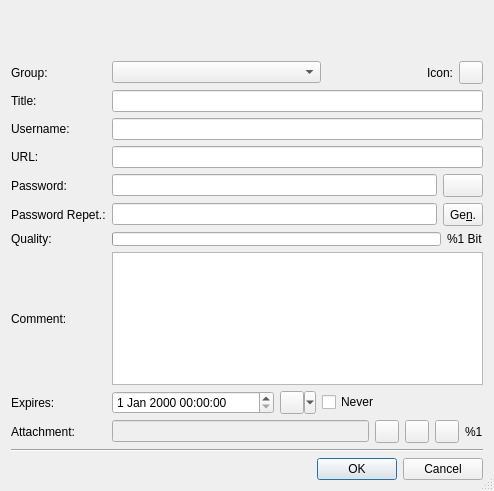
Qt form src/forms/EditEntryDlg.ui (thooge/keepassx1) before a commit.
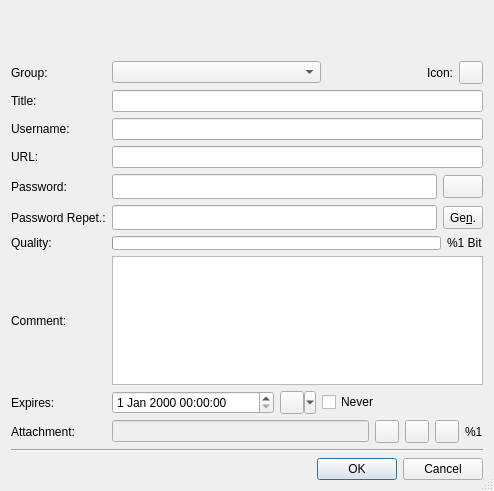
The same form after that commit. Icons and pictures are not drawn.

Commit message: Use serif font for all password fields (Bug #2594868)

```diff
--- a/src/forms/EditEntryDlg.ui
+++ b/src/forms/EditEntryDlg.ui
@@ -54,7 +54,13 @@
       </widget>
      </item>
      <item row="1" column="0" >
-      <widget class="QLineEdit" name="Edit_Password_w" />
+      <widget class="QLineEdit" name="Edit_Password_w" >
+       <property name="font" >
+        <font>
+         <family>Serif</family>
+        </font>
+       </property>
+      </widget>
      </item>
      <item row="0" column="1" >
       <widget class="QToolButton" name="ButtonEchoMode" >
@@ -85,7 +91,13 @@
       </widget>
      </item>
      <item row="0" column="0" >
-      <widget class="QLineEdit" name="Edit_Password" />
+      <widget class="QLineEdit" name="Edit_Password" >
+       <property name="font" >
+        <font>
+         <family>Serif</family>
+        </font>
+       </property>
+      </widget>
      </item>
     </layout>
    </item>
```
The commit also changes 3 other files.
